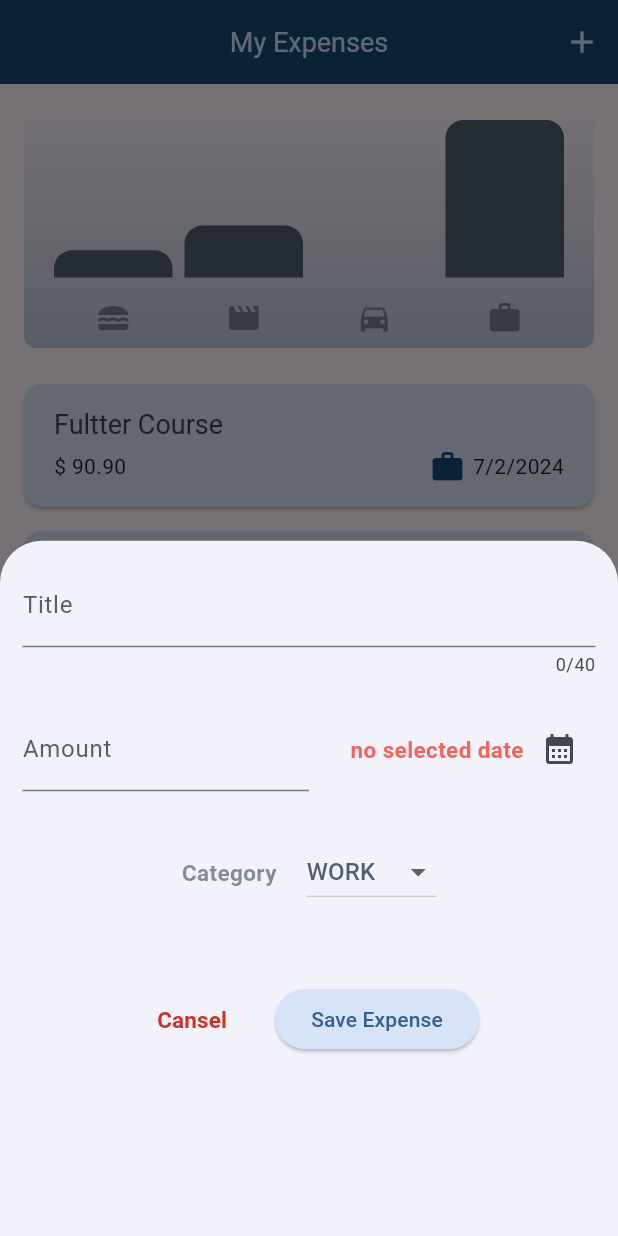
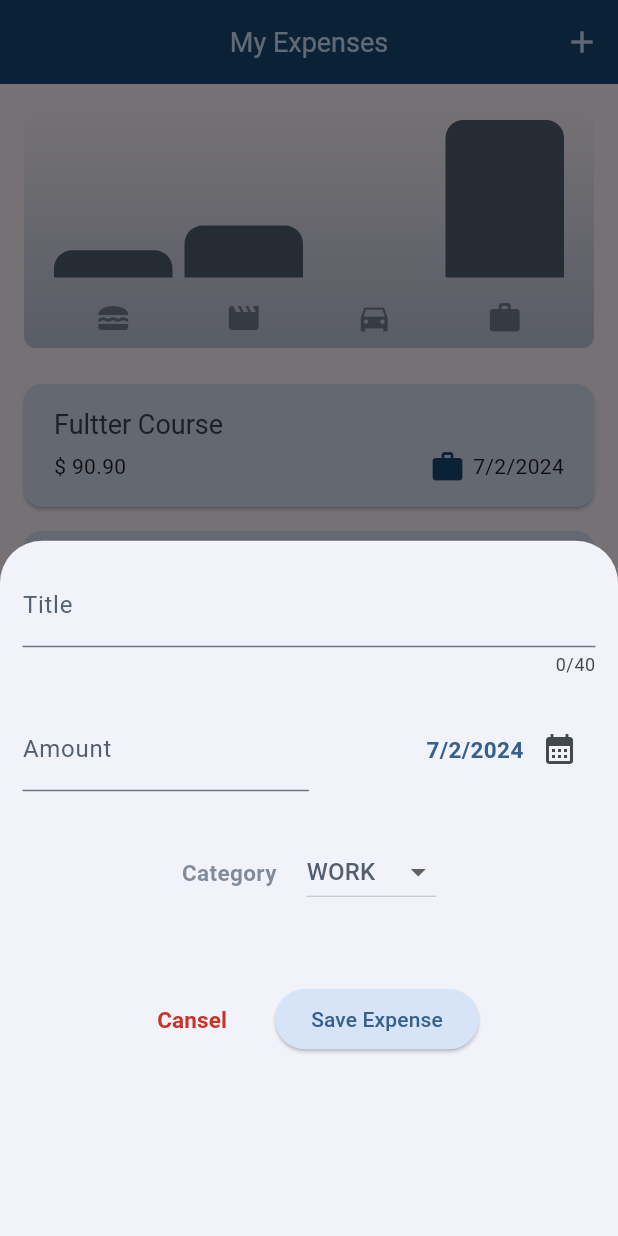
Before and after one commit to AbdelrahmanMasoudTaha/expenses, a Flutter app: the screen it shows after launch, after a tap on the "add" icon, on a phone screen of 412 x 824 dp. Run offline on Flutter 3.47's test engine with Material 3 defaults, Android fonts, the phone set to English and light mode, and no system bars.

Commit message:
landscape availability

```diff
--- a/lib/main.dart
+++ b/lib/main.dart
@@ -1,3 +1,5 @@
+import 'dart:developer';
+
 import 'package:expenses_app/widgets/expenses.dart';
 import 'package:flutter/material.dart';
 
@@ -17,6 +19,8 @@ class MyApp extends StatelessWidget {
   // This widget is the root of your application.
   @override
   Widget build(BuildContext context) {
+    log(MediaQuery.of(context).size.width.toString());
+    log(MediaQuery.of(context).size.height.toString());
     return MaterialApp(
       debugShowCheckedModeBanner: false,
       title: 'Flutter Demo',
--- a/lib/widgets/expenses.dart
+++ b/lib/widgets/expenses.dart
@@ -58,6 +58,7 @@ class _ExpensesState extends State<Expenses> {
 
   @override
   Widget build(BuildContext context) {
+    var width = MediaQuery.of(context).size.width;
     return Scaffold(
       appBar: AppBar(
         title: const Text("My Expenses"),
@@ -77,10 +78,25 @@ class _ExpensesState extends State<Expenses> {
         ],
       ),
       body: Center(
-        child: Column(
+        child: width < 500
+            ? Column(
                 mainAxisAlignment: MainAxisAlignment.center,
                 children: [
                   Chart(expenses: _regesteredExpenses),
+                  Expanded(
+                    child: ExpensesList(
+                      expenses: _regesteredExpenses,
+                      onRemoveExpense: _removeExpense,
+                    ),
+                  ),
+                ],
+              )
+            : Row(
+                mainAxisAlignment: MainAxisAlignment.center,
+                children: [
+                  Expanded(
+                    child: Chart(expenses: _regesteredExpenses),
+                  ),
                   Expanded(
                     child: ExpensesList(
                       expenses: _regesteredExpenses,
--- a/lib/widgets/new_expense.dart
+++ b/lib/widgets/new_expense.dart
@@ -1,3 +1,5 @@
+import 'dart:developer';
+
 import 'package:expenses_app/models/expense.dart';
 import 'package:flutter/material.dart';
 import 'package:intl/intl.dart';
@@ -13,7 +15,7 @@ class _NewExpenseState extends State<NewExpense> {
   final _titleController = TextEditingController();
   final _amountController = TextEditingController();
   Category _selectedCategory = Category.work;
-  DateTime? _selectedDate;
+  DateTime? _selectedDate = DateTime.now();
   final formatter = DateFormat.yMd();
 
   @override
@@ -24,7 +26,10 @@ class _NewExpenseState extends State<NewExpense> {
 
   @override
   Widget build(BuildContext context) {
-    return Padding(
+    return SizedBox(
+      height: double.infinity,
+      child: SingleChildScrollView(
+        child: Padding(
           padding: const EdgeInsets.all(15.0),
           child: Column(
             children: [
@@ -34,11 +39,12 @@ class _NewExpenseState extends State<NewExpense> {
                 decoration: InputDecoration(
                   label: Text(
                     'Title',
+                    style: TextStyle(
+                        color: Theme.of(context).colorScheme.secondary),
+                  ),
+                ),
                 style:
                     TextStyle(color: Theme.of(context).colorScheme.secondary),
-              ),
-            ),
-            style: TextStyle(color: Theme.of(context).colorScheme.secondary),
               ),
               const SizedBox(
                 height: 20,
@@ -58,8 +64,8 @@ class _NewExpenseState extends State<NewExpense> {
                         prefixText: '\$',
                         fillColor: Theme.of(context).colorScheme.secondary,
                       ),
-                  style:
-                      TextStyle(color: Theme.of(context).colorScheme.secondary),
+                      style: TextStyle(
+                          color: Theme.of(context).colorScheme.secondary),
                     ),
                   ),
                   const SizedBox(
@@ -75,8 +81,8 @@ class _NewExpenseState extends State<NewExpense> {
                               : formatter.format(_selectedDate!),
                           style: TextStyle(
                             color: (_selectedDate == null)
-                            ? const Color.fromARGB(209, 241, 70, 57)
-                            : const Color.fromARGB(211, 31, 161, 35),
+                                ? Theme.of(context).colorScheme.error
+                                : Theme.of(context).colorScheme.primary,
                             fontSize: 15,
                             fontWeight: FontWeight.bold,
                           ),
@@ -113,8 +119,10 @@ class _NewExpenseState extends State<NewExpense> {
                     style: TextStyle(
                       fontSize: 15,
                       fontWeight: FontWeight.bold,
-                  color:
-                      Theme.of(context).colorScheme.secondary.withOpacity(0.7),
+                      color: Theme.of(context)
+                          .colorScheme
+                          .secondary
+                          .withOpacity(0.7),
                     ),
                   ),
                   const SizedBox(
@@ -129,7 +137,9 @@ class _NewExpenseState extends State<NewExpense> {
                               child: Text(
                                 e.name.toUpperCase(),
                                 style: TextStyle(
-                                color: Theme.of(context).colorScheme.secondary),
+                                    color: Theme.of(context)
+                                        .colorScheme
+                                        .secondary),
                               ),
                             ),
                           )
@@ -164,7 +174,8 @@ class _NewExpenseState extends State<NewExpense> {
                   ),
                   ElevatedButton(
                     onPressed: () {
-                  final enteredAmount = double.tryParse(_amountController.text);
+                      final enteredAmount =
+                          double.tryParse(_amountController.text);
                       final isInvalideAmount =
                           enteredAmount == null || enteredAmount <= 0;
                       if (isInvalideAmount ||
@@ -200,6 +211,8 @@ class _NewExpenseState extends State<NewExpense> {
               )
             ],
           ),
+        ),
+      ),
     );
   }
 }
```
Lines whose indentation alone changed are shown as unchanged.
